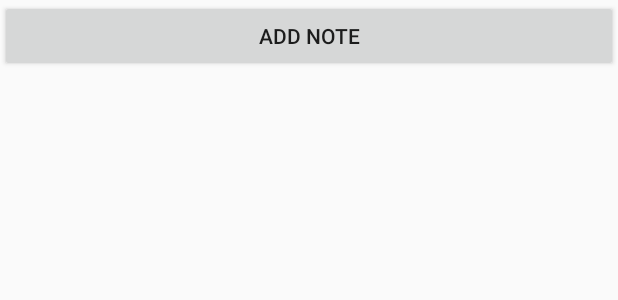
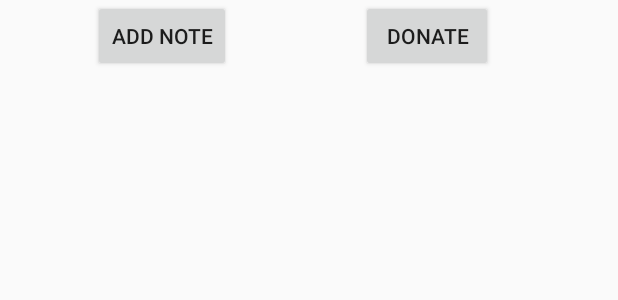
Before and after one commit to narturk/android-Hw4, an Android app: the layout activity_list.xml on its own in the app's theme, with its tools: preview values and no code run, on a phone screen of 412 x 824 dp. Shown: the top 300 px of the screen. Run offline under Robolectric (Android 15) with nearby library versions, the phone set to English and light mode, and no system bars.

Commit message:
Added page 4

```diff
--- a/kotelMania/app/src/main/res/layout/activity_list.xml
+++ b/kotelMania/app/src/main/res/layout/activity_list.xml
@@ -8,16 +8,23 @@
 
     <Button
         android:id="@+id/AddNote"
-        android:layout_width="0dp"
+        android:layout_width="wrap_content"
         android:layout_height="wrap_content"
-        android:layout_marginBottom="8dp"
         android:text="Add note"
-        app:layout_constraintBottom_toBottomOf="parent"
         app:layout_constraintEnd_toEndOf="parent"
-        app:layout_constraintHorizontal_bias="1.0"
+        app:layout_constraintHorizontal_bias="0.194"
         app:layout_constraintStart_toStartOf="parent"
-        app:layout_constraintTop_toTopOf="parent"
-        app:layout_constraintVertical_bias="0.0" />
+        app:layout_constraintTop_toTopOf="parent" />
+
+    <Button
+        android:id="@+id/Donate"
+        android:layout_width="wrap_content"
+        android:layout_height="wrap_content"
+        android:text="donate"
+        app:layout_constraintEnd_toEndOf="parent"
+        app:layout_constraintHorizontal_bias="0.743"
+        app:layout_constraintStart_toStartOf="parent"
+        app:layout_constraintTop_toTopOf="parent" />
 
     <ListView
         android:id="@+id/NoteList"
```
Also changed, not shown: kotelMania/app/src/main/java/com/example/kotelmania/DonateActivity.java (added, +56 -0 lines), kotelMania/app/src/main/java/com/example/kotelmania/listActivity.java (+10 -1 lines), kotelMania/app/src/main/res/layout/activity_donate.xml (added, +51 -0 lines).
